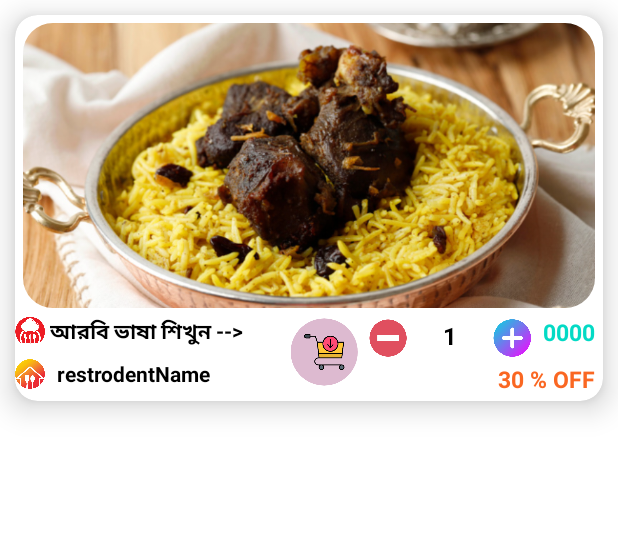
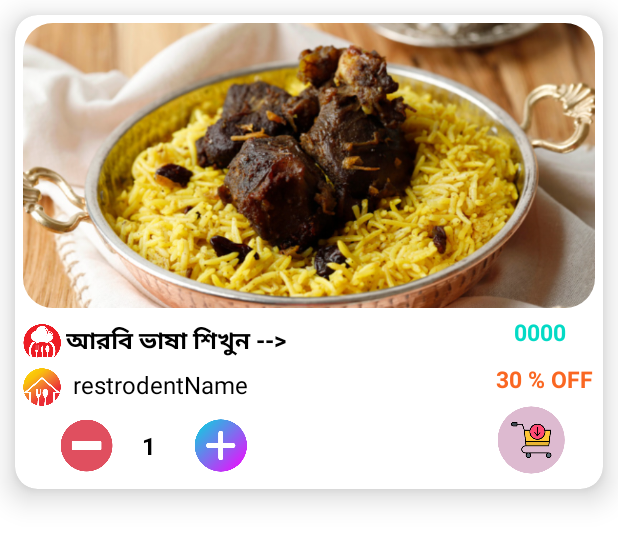
Before and after one commit to GautomBsharma/Food-App-SY, an Android app: the layout item_layout.xml on its own in the app's theme, with its tools: preview values and no code run, on a phone screen of 412 x 824 dp. Shown: the top 544 px of the screen. Run offline under Robolectric (Android 15) with nearby library versions, the phone set to English and light mode, and no system bars.

Commit message:
ui update

```diff
--- a/app/src/main/res/layout/item_layout.xml
+++ b/app/src/main/res/layout/item_layout.xml
@@ -32,11 +32,11 @@
             android:id="@+id/foodName"
             android:layout_width="0dp"
             android:layout_height="wrap_content"
-            android:layout_marginTop="5dp"
+            android:layout_marginTop="10dp"
             android:maxLines="2"
             android:text="আরবি ভাষা শিখুন -->"
             android:textColor="@color/black"
-            android:textSize="14sp"
+            android:textSize="16sp"
             android:layout_marginStart="3dp"
             android:textStyle="bold"
             app:layout_constraintEnd_toStartOf="@+id/guideline2"
@@ -48,7 +48,7 @@
             android:id="@+id/restroName"
             android:layout_width="0dp"
             android:layout_height="wrap_content"
-            android:layout_marginTop="5dp"
+            android:layout_marginTop="6dp"
             android:layout_marginBottom="7dp"
             android:gravity="start"
             android:maxLines="3"
@@ -57,9 +57,8 @@
 
             android:text="restrodentName"
             android:textColor="@color/black"
-            android:textSize="14sp"
-            android:textStyle="bold"
-            app:layout_constraintBottom_toBottomOf="parent"
+            android:textSize="16sp"
+
             app:layout_constraintEnd_toStartOf="@+id/guideline2"
 
             app:layout_constraintStart_toEndOf="@+id/imageView6"
@@ -77,6 +76,7 @@
             android:textSize="15sp"
             android:textStyle="bold"
             app:layout_constraintEnd_toEndOf="parent"
+            app:layout_constraintStart_toEndOf="@+id/foodName"
             app:layout_constraintTop_toBottomOf="@+id/foodImage" />
 
         <androidx.constraintlayout.widget.Guideline
@@ -84,82 +84,88 @@
             android:layout_width="wrap_content"
             android:layout_height="wrap_content"
             android:orientation="vertical"
-            app:layout_constraintGuide_percent=".46" />
+            app:layout_constraintGuide_percent=".8" />
 
         <TextView
             android:id="@+id/tvoff"
             android:layout_width="wrap_content"
             android:layout_height="wrap_content"
             android:layout_marginTop="10dp"
+            android:layout_marginBottom="4dp"
             android:text="30 % OFF"
-            android:layout_marginBottom="4dp"
             android:textColor="@color/grad3"
             android:textSize="15sp"
             android:textStyle="bold"
-            app:layout_constraintBottom_toBottomOf="parent"
-            app:layout_constraintEnd_toEndOf="@+id/price"
+
+            app:layout_constraintEnd_toEndOf="parent"
+            app:layout_constraintStart_toStartOf="@+id/guideline2"
             app:layout_constraintTop_toBottomOf="@+id/price" />
 
         <de.hdodenhof.circleimageview.CircleImageView
             android:id="@+id/addtocart"
             android:layout_width="45dp"
             android:layout_height="45dp"
-            android:layout_marginStart="3dp"
-            android:layout_marginTop="-20dp"
+            android:layout_marginTop="7dp"
             android:src="@drawable/addtocart"
-
-            app:layout_constraintStart_toStartOf="@+id/guideline2"
-            app:layout_constraintTop_toBottomOf="@+id/foodName" />
+            android:layout_marginEnd="25dp"
+            android:layout_marginBottom="10dp"
+            app:layout_constraintBottom_toBottomOf="parent"
+            app:layout_constraintEnd_toEndOf="parent"
+            app:layout_constraintTop_toBottomOf="@+id/tvoff" />
 
         <TextView
             android:id="@+id/tvcount"
             android:layout_width="wrap_content"
             android:layout_height="wrap_content"
-            android:layout_marginTop="7dp"
+            android:layout_marginStart="15dp"
+            android:paddingEnd="6dp"
             android:text=" 1 "
-            android:paddingStart="6dp"
-            android:paddingEnd="6dp"
             android:textColor="@color/black"
             android:textSize="16sp"
             android:textStyle="bold"
-            app:layout_constraintEnd_toStartOf="@+id/imPlus"
+
+            app:layout_constraintBottom_toBottomOf="@+id/imMinus"
             app:layout_constraintStart_toEndOf="@+id/imMinus"
-            app:layout_constraintTop_toBottomOf="@+id/foodImage" />
+            app:layout_constraintTop_toTopOf="@+id/imMinus" />
 
         <ImageView
             android:id="@+id/imPlus"
-            android:layout_width="25dp"
-            android:layout_height="25dp"
-            android:layout_marginStart="7dp"
+            android:layout_width="35dp"
+            android:layout_height="35dp"
+            android:layout_marginStart="15dp"
             android:scaleType="centerCrop"
-            app:layout_constraintEnd_toStartOf="@+id/price"
-            android:layout_marginEnd="8dp"
-            app:layout_constraintTop_toTopOf="@+id/tvcount"
+            app:layout_constraintBottom_toBottomOf="parent"
+            app:layout_constraintStart_toEndOf="@+id/tvcount"
+
+            app:layout_constraintTop_toBottomOf="@+id/restroName"
             app:srcCompat="@drawable/plusimage" />
 
         <ImageView
             android:id="@+id/imMinus"
-            android:layout_width="25dp"
-            android:layout_height="25dp"
-            android:layout_marginTop="7dp"
-            android:layout_marginStart="7dp"
-            app:layout_constraintStart_toEndOf="@+id/addtocart"
+            android:layout_width="35dp"
+            android:layout_height="35dp"
 
-            app:layout_constraintTop_toBottomOf="@+id/foodImage"
+            android:layout_marginStart="30dp"
+            app:layout_constraintBottom_toBottomOf="parent"
+
+            app:layout_constraintStart_toStartOf="parent"
+            app:layout_constraintTop_toBottomOf="@+id/restroName"
             app:srcCompat="@drawable/minus" />
 
         <ImageView
             android:id="@+id/imageView5"
-            android:layout_width="20dp"
-            android:layout_height="20dp"
+            android:layout_width="25dp"
+            android:layout_height="25dp"
+            android:layout_marginStart="5dp"
             app:layout_constraintStart_toStartOf="parent"
             app:layout_constraintTop_toTopOf="@+id/foodName"
             app:srcCompat="@drawable/foodna" />
 
         <ImageView
             android:id="@+id/imageView6"
-            android:layout_width="20dp"
-            android:layout_height="20dp"
+            android:layout_width="25dp"
+            android:layout_height="25dp"
+            android:layout_marginStart="5dp"
             app:layout_constraintStart_toStartOf="parent"
 
             app:layout_constraintTop_toTopOf="@+id/restroName"
```
